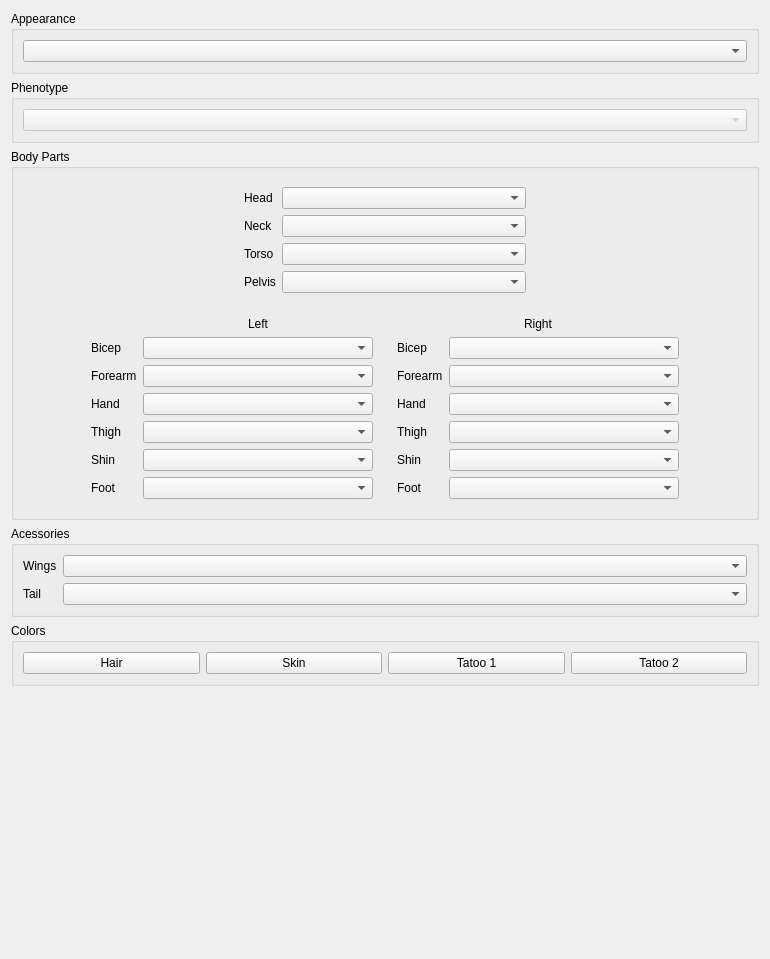
This is src/widgets/CreatureView/creatureappearanceview.ui in jd28/arclight as Qt 5 draws it before an edit. The edited form follows.
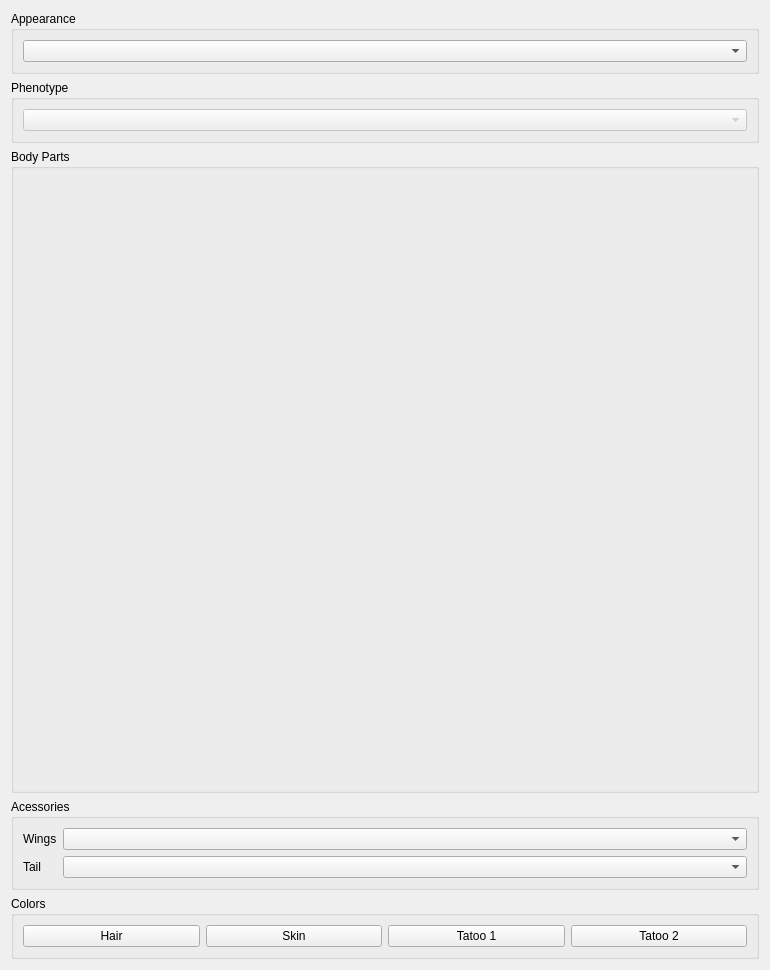
This is the edited form. Custom widgets are drawn as their Qt base class.

Commit message: [creatureview] convert body parts to a property view

What changed in the file:
```diff
--- a/src/widgets/CreatureView/creatureappearanceview.ui
+++ b/src/widgets/CreatureView/creatureappearanceview.ui
@@ -7,7 +7,7 @@
     <x>0</x>
     <y>0</y>
     <width>770</width>
-    <height>959</height>
+    <height>970</height>
    </rect>
   </property>
   <property name="windowTitle">
@@ -49,344 +49,13 @@
      </property>
      <layout class="QVBoxLayout" name="verticalLayout_2">
       <item>
-       <widget class="QWidget" name="widget_4" native="true">
-        <layout class="QHBoxLayout" name="horizontalLayout_5">
-         <property name="leftMargin">
-          <number>0</number>
-         </property>
-         <property name="topMargin">
-          <number>0</number>
-         </property>
-         <property name="rightMargin">
-          <number>0</number>
-         </property>
-         <property name="bottomMargin">
-          <number>0</number>
-         </property>
-         <item>
-          <spacer name="horizontalSpacer">
-           <property name="orientation">
-            <enum>Qt::Orientation::Horizontal</enum>
-           </property>
-           <property name="sizeHint" stdset="0">
-            <size>
-             <width>40</width>
-             <height>20</height>
-            </size>
-           </property>
-          </spacer>
-         </item>
-         <item>
-          <widget class="QWidget" name="widget" native="true">
-           <property name="minimumSize">
-            <size>
-             <width>300</width>
-             <height>0</height>
-            </size>
-           </property>
-           <layout class="QGridLayout" name="gridLayout_2">
-            <item row="1" column="1">
-             <widget class="QComboBox" name="neck"/>
-            </item>
-            <item row="0" column="1">
-             <widget class="QComboBox" name="head">
-              <property name="minimumSize">
-               <size>
-                <width>100</width>
-                <height>0</height>
-               </size>
-              </property>
-             </widget>
-            </item>
-            <item row="3" column="0">
-             <widget class="QLabel" name="label_6">
-              <property name="text">
-               <string>Pelvis</string>
-              </property>
-             </widget>
-            </item>
-            <item row="0" column="0">
-             <widget class="QLabel" name="label">
-              <property name="sizePolicy">
-               <sizepolicy hsizetype="Fixed" vsizetype="Preferred">
-                <horstretch>0</horstretch>
-                <verstretch>0</verstretch>
-               </sizepolicy>
-              </property>
-              <property name="text">
-               <string>Head</string>
-              </property>
-             </widget>
-            </item>
-            <item row="2" column="0">
-             <widget class="QLabel" name="label_5">
-              <property name="text">
-               <string>Torso</string>
-              </property>
-             </widget>
-            </item>
-            <item row="3" column="1">
-             <widget class="QComboBox" name="pelvis"/>
-            </item>
-            <item row="1" column="0">
-             <widget class="QLabel" name="label_4">
-              <property name="text">
-               <string>Neck</string>
-              </property>
-             </widget>
-            </item>
-            <item row="2" column="1">
-             <widget class="QComboBox" name="torso"/>
-            </item>
-           </layout>
-          </widget>
-         </item>
-         <item>
-          <spacer name="horizontalSpacer_2">
-           <property name="orientation">
-            <enum>Qt::Orientation::Horizontal</enum>
-           </property>
-           <property name="sizeHint" stdset="0">
-            <size>
-             <width>40</width>
-             <height>20</height>
-            </size>
-           </property>
-          </spacer>
-         </item>
-        </layout>
-       </widget>
-      </item>
-      <item>
-       <widget class="QWidget" name="widget_5" native="true">
-        <layout class="QHBoxLayout" name="horizontalLayout_6">
-         <property name="leftMargin">
-          <number>0</number>
-         </property>
-         <property name="topMargin">
-          <number>0</number>
-         </property>
-         <property name="rightMargin">
-          <number>0</number>
-         </property>
-         <property name="bottomMargin">
-          <number>0</number>
-         </property>
-         <item>
-          <spacer name="horizontalSpacer_3">
-           <property name="orientation">
-            <enum>Qt::Orientation::Horizontal</enum>
-           </property>
-           <property name="sizeHint" stdset="0">
-            <size>
-             <width>40</width>
-             <height>20</height>
-            </size>
-           </property>
-          </spacer>
-         </item>
-         <item>
-          <widget class="QWidget" name="widget_3" native="true">
-           <property name="minimumSize">
-            <size>
-             <width>300</width>
-             <height>0</height>
-            </size>
-           </property>
-           <layout class="QGridLayout" name="gridLayout_4">
-            <item row="0" column="1">
-             <widget class="QLabel" name="label_13">
-              <property name="text">
-               <string>Left</string>
-              </property>
-              <property name="alignment">
-               <set>Qt::AlignmentFlag::AlignCenter</set>
-              </property>
-             </widget>
-            </item>
-            <item row="1" column="0">
-             <widget class="QLabel" name="label_11">
-              <property name="sizePolicy">
-               <sizepolicy hsizetype="Fixed" vsizetype="Preferred">
-                <horstretch>0</horstretch>
-                <verstretch>0</verstretch>
-               </sizepolicy>
-              </property>
-              <property name="text">
-               <string>Bicep</string>
-              </property>
-             </widget>
-            </item>
-            <item row="1" column="1">
-             <widget class="QComboBox" name="bicep_left"/>
-            </item>
-            <item row="2" column="0">
-             <widget class="QLabel" name="label_14">
-              <property name="text">
-               <string>Forearm</string>
-              </property>
-             </widget>
-            </item>
-            <item row="2" column="1">
-             <widget class="QComboBox" name="forearm_left"/>
-            </item>
-            <item row="3" column="0">
-             <widget class="QLabel" name="label_12">
-              <property name="text">
-               <string>Hand</string>
-              </property>
-             </widget>
-            </item>
-            <item row="3" column="1">
-             <widget class="QComboBox" name="hand_left"/>
-            </item>
-            <item row="4" column="0">
-             <widget class="QLabel" name="label_18">
-              <property name="sizePolicy">
-               <sizepolicy hsizetype="Fixed" vsizetype="Preferred">
-                <horstretch>0</horstretch>
-                <verstretch>0</verstretch>
-               </sizepolicy>
-              </property>
-              <property name="text">
-               <string>Thigh</string>
-              </property>
-             </widget>
-            </item>
-            <item row="4" column="1">
-             <widget class="QComboBox" name="thigh_left"/>
-            </item>
-            <item row="5" column="0">
-             <widget class="QLabel" name="label_19">
-              <property name="text">
-               <string>Shin</string>
-              </property>
-             </widget>
-            </item>
-            <item row="5" column="1">
-             <widget class="QComboBox" name="shin_left"/>
-            </item>
-            <item row="6" column="0">
-             <widget class="QLabel" name="label_20">
-              <property name="text">
-               <string>Foot</string>
-              </property>
-             </widget>
-            </item>
-            <item row="6" column="1">
-             <widget class="QComboBox" name="foot_left"/>
-            </item>
-           </layout>
-          </widget>
-         </item>
-         <item>
-          <widget class="QWidget" name="widget_2" native="true">
-           <property name="minimumSize">
-            <size>
-             <width>300</width>
-             <height>0</height>
-            </size>
-           </property>
-           <layout class="QGridLayout" name="gridLayout_3">
-            <item row="4" column="0">
-             <widget class="QLabel" name="label_10">
-              <property name="text">
-               <string>Hand</string>
-              </property>
-             </widget>
-            </item>
-            <item row="5" column="1" colspan="2">
-             <widget class="QComboBox" name="thigh_right"/>
-            </item>
-            <item row="6" column="0">
-             <widget class="QLabel" name="label_17">
-              <property name="text">
-               <string>Shin</string>
-              </property>
-             </widget>
-            </item>
-            <item row="2" column="0">
-             <widget class="QLabel" name="label_8">
-              <property name="sizePolicy">
-               <sizepolicy hsizetype="Fixed" vsizetype="Preferred">
-                <horstretch>0</horstretch>
-                <verstretch>0</verstretch>
-               </sizepolicy>
-              </property>
-              <property name="text">
-               <string>Bicep</string>
-              </property>
-             </widget>
-            </item>
-            <item row="6" column="1" colspan="2">
-             <widget class="QComboBox" name="shin_right"/>
-            </item>
-            <item row="4" column="1" colspan="2">
-             <widget class="QComboBox" name="hand_right"/>
-            </item>
-            <item row="7" column="1" colspan="2">
-             <widget class="QComboBox" name="foot_right"/>
-            </item>
-            <item row="7" column="0">
-             <widget class="QLabel" name="label_16">
-              <property name="text">
-               <string>Foot</string>
-              </property>
-             </widget>
-            </item>
-            <item row="3" column="1" colspan="2">
-             <widget class="QComboBox" name="forearm_right"/>
-            </item>
-            <item row="5" column="0">
-             <widget class="QLabel" name="label_15">
-              <property name="sizePolicy">
-               <sizepolicy hsizetype="Fixed" vsizetype="Preferred">
-                <horstretch>0</horstretch>
-                <verstretch>0</verstretch>
-               </sizepolicy>
-              </property>
-              <property name="text">
-               <string>Thigh</string>
-              </property>
-             </widget>
-            </item>
-            <item row="2" column="1" colspan="2">
-             <widget class="QComboBox" name="bicep_right"/>
-            </item>
-            <item row="3" column="0">
-             <widget class="QLabel" name="label_7">
-              <property name="text">
-               <string>Forearm</string>
-              </property>
-             </widget>
-            </item>
-            <item row="0" column="0" colspan="3">
-             <widget class="QLabel" name="label_9">
-              <property name="text">
-               <string>Right</string>
-              </property>
-              <property name="alignment">
-               <set>Qt::AlignmentFlag::AlignCenter</set>
-              </property>
-             </widget>
-            </item>
-           </layout>
-          </widget>
-         </item>
-         <item>
-          <spacer name="horizontalSpacer_4">
-           <property name="orientation">
-            <enum>Qt::Orientation::Horizontal</enum>
-           </property>
-           <property name="sizeHint" stdset="0">
-            <size>
-             <width>40</width>
-             <height>20</height>
-            </size>
-           </property>
-          </spacer>
-         </item>
-        </layout>
+       <widget class="CreaturePartsView" name="parts" native="true">
+        <property name="sizePolicy">
+         <sizepolicy hsizetype="Preferred" vsizetype="Expanding">
+          <horstretch>0</horstretch>
+          <verstretch>0</verstretch>
+         </sizepolicy>
+        </property>
        </widget>
       </item>
      </layout>
@@ -488,21 +157,16 @@
      </layout>
     </widget>
    </item>
-   <item>
-    <spacer name="verticalSpacer">
-     <property name="orientation">
-      <enum>Qt::Orientation::Vertical</enum>
-     </property>
-     <property name="sizeHint" stdset="0">
-      <size>
-       <width>20</width>
-       <height>40</height>
-      </size>
-     </property>
-    </spacer>
-   </item>
   </layout>
  </widget>
+ <customwidgets>
+  <customwidget>
+   <class>CreaturePartsView</class>
+   <extends>QWidget</extends>
+   <header>creaturepartsview.h</header>
+   <container>1</container>
+  </customwidget>
+ </customwidgets>
  <resources/>
  <connections/>
 </ui>
```
Left out of the diff: 6 changed lines with no effect on the pictures. The commit also changes 8 other files.
